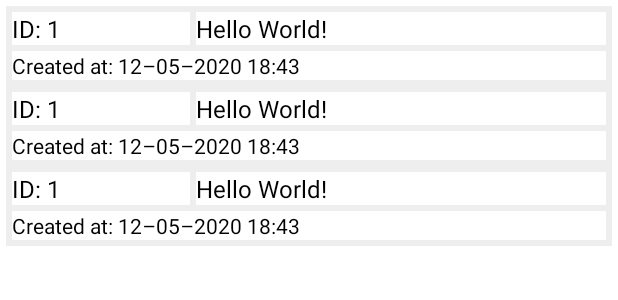
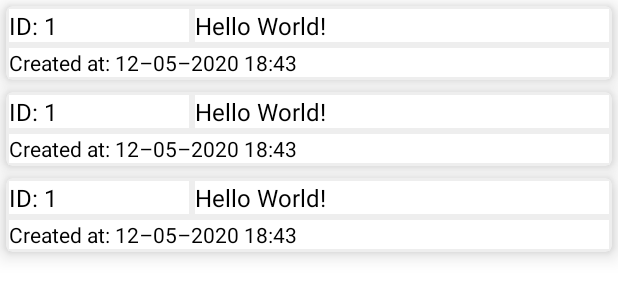
Before and after one commit to sergio-o-mx/charge-private, an Android app: the layout activity_main.xml on its own in the app's theme, with its tools: preview values and no code run, on a phone screen of 412 x 824 dp. Shown: the top 300 px of the screen. Run offline under Robolectric (Android 15) with nearby library versions, the phone set to English and light mode, and no system bars.

Commit message:
small UI redesign, added code to move recyclerview to different positions according to sorting type

```diff
--- a/app/src/main/java/com/mxrampage/chargeanychallenge/main/MainActivity.java
+++ b/app/src/main/java/com/mxrampage/chargeanychallenge/main/MainActivity.java
@@ -72,12 +72,16 @@ public class MainActivity extends AppCompatActivity {
     public boolean onOptionsItemSelected(@NonNull MenuItem item) {
         if (item.getItemId() == R.id.sort_by_id) {
             mMainActivityViewModel.getEntriesSortedByType("key");
+            mActivityMainBinding.recyclerview.smoothScrollToPosition(
+                    mActivityMainBinding.recyclerview.getAdapter().getItemCount() - 1);
             return true;
         } else if (item.getItemId() == R.id.sort_by_word) {
             mMainActivityViewModel.getEntriesSortedByType("word");
+            mActivityMainBinding.recyclerview.smoothScrollToPosition(0);
             return true;
         } else if (item.getItemId() == R.id.sort_by_date) {
             mMainActivityViewModel.getEntriesSortedByType("date");
+            mActivityMainBinding.recyclerview.smoothScrollToPosition(0);
             return true;
         } else {
             return super.onOptionsItemSelected(item);
--- a/app/src/main/res/layout/activity_main.xml
+++ b/app/src/main/res/layout/activity_main.xml
@@ -13,13 +13,13 @@
     <androidx.constraintlayout.widget.ConstraintLayout
         android:layout_width="match_parent"
         android:layout_height="match_parent"
+        android:background="@color/white"
         tools:context=".main.MainActivity">
 
         <androidx.recyclerview.widget.RecyclerView
             android:id="@+id/recyclerview"
             android:layout_width="0dp"
             android:layout_height="0dp"
-            android:layout_margin="4dp"
             app:layoutManager="androidx.recyclerview.widget.LinearLayoutManager"
             app:layout_constraintBottom_toBottomOf="parent"
             app:layout_constraintLeft_toLeftOf="parent"
--- a/app/src/main/res/layout/entries_list_item.xml
+++ b/app/src/main/res/layout/entries_list_item.xml
@@ -1,11 +1,18 @@
 <?xml version="1.0" encoding="utf-8"?>
-<androidx.constraintlayout.widget.ConstraintLayout xmlns:android="http://schemas.android.com/apk/res/android"
+<com.google.android.material.card.MaterialCardView xmlns:android="http://schemas.android.com/apk/res/android"
     xmlns:app="http://schemas.android.com/apk/res-auto"
     xmlns:tools="http://schemas.android.com/tools"
     android:layout_width="match_parent"
     android:layout_height="wrap_content"
-    android:background="#eee"
-    android:padding="4dp">
+    android:layout_margin="4dp"
+    app:cardElevation="8dp"
+    app:cardCornerRadius="4dp">
+
+    <androidx.constraintlayout.widget.ConstraintLayout
+        android:layout_width="match_parent"
+        android:layout_height="wrap_content"
+        android:background="#1000"
+        android:padding="2dp">
 
         <TextView
             android:id="@+id/textId"
@@ -53,3 +60,5 @@
             tools:text="@string/sample_date" />
 
     </androidx.constraintlayout.widget.ConstraintLayout>
+
+</com.google.android.material.card.MaterialCardView>
```
Lines whose indentation alone changed are shown as unchanged.
